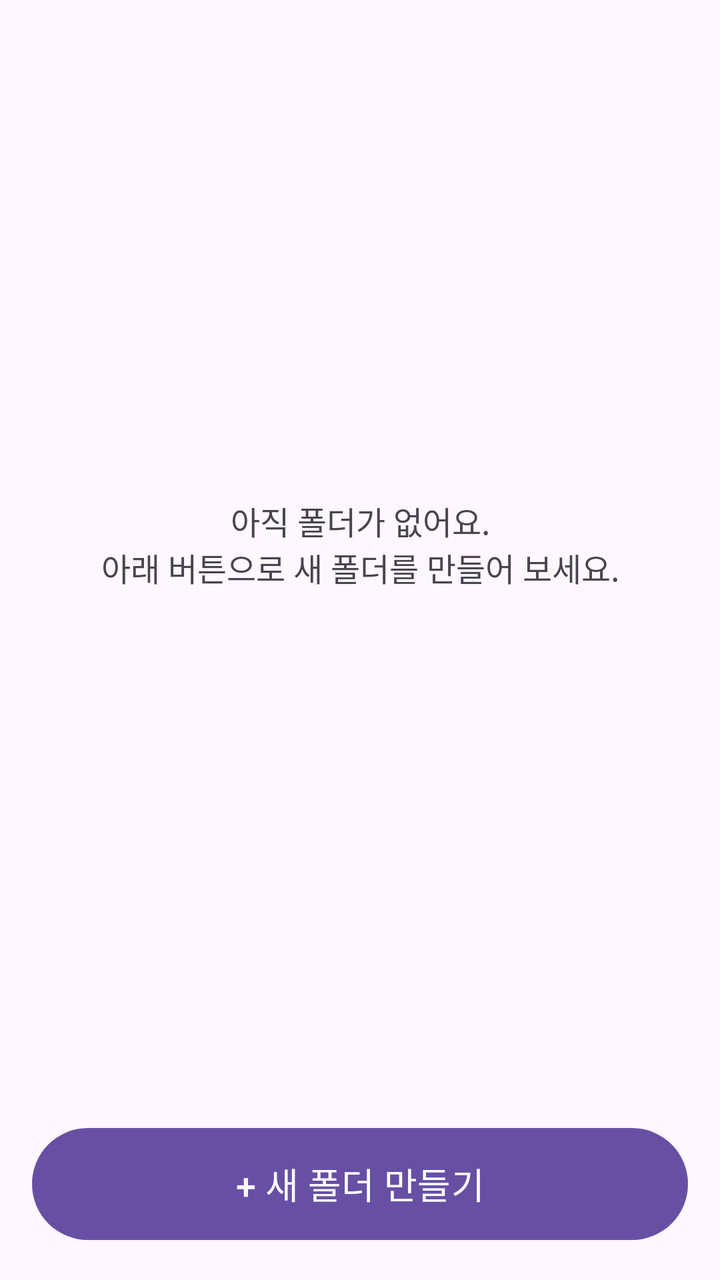
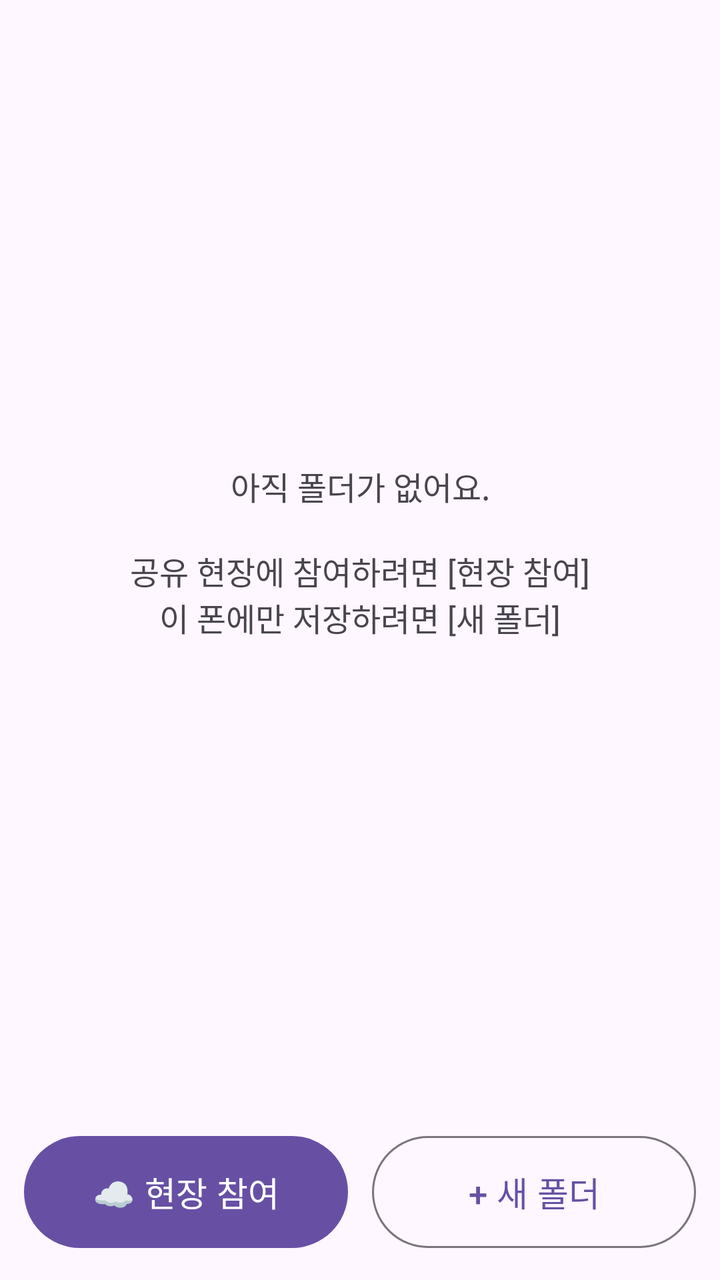

Two renders of the same Android screen: before a commit and after it. Below are the layout's source before the change and the commit's diff.
<!-- AndroidManifest.xml: application theme Theme.FolderCamera -->
<!-- res/layout/activity_main.xml -->
<?xml version="1.0" encoding="utf-8"?>
<LinearLayout xmlns:android="http://schemas.android.com/apk/res/android"
    android:layout_width="match_parent"
    android:layout_height="match_parent"
    android:orientation="vertical">

    <FrameLayout
        android:layout_width="match_parent"
        android:layout_height="0dp"
        android:layout_weight="1">

        <ListView
            android:id="@+id/folderList"
            android:layout_width="match_parent"
            android:layout_height="match_parent"
            android:dividerHeight="1dp" />

        <TextView
            android:id="@+id/emptyText"
            android:layout_width="match_parent"
            android:layout_height="match_parent"
            android:gravity="center"
            android:padding="32dp"
            android:text="아직 폴더가 없어요.\n아래 버튼으로 새 폴더를 만들어 보세요."
            android:textSize="16sp" />
    </FrameLayout>

    <com.google.android.material.button.MaterialButton
        android:id="@+id/addFolderButton"
        android:layout_width="match_parent"
        android:layout_height="wrap_content"
        android:layout_margin="16dp"
        android:minHeight="64dp"
        android:text="+ 새 폴더 만들기"
        android:textSize="18sp" />
</LinearLayout>
<!-- resources referenced by this layout -->
<resources>
  <style name="Theme.FolderCamera" parent="Theme.Material3.DayNight" />
</resources>

<!-- the commit's change to res/layout/activity_main.xml (unified diff, before → after) -->
@@ -21,16 +21,35 @@
             android:layout_height="match_parent"
             android:gravity="center"
             android:padding="32dp"
-            android:text="아직 폴더가 없어요.\n아래 버튼으로 새 폴더를 만들어 보세요."
+            android:text="아직 폴더가 없어요.\n\n공유 현장에 참여하려면 [현장 참여]\n이 폰에만 저장하려면 [새 폴더]"
             android:textSize="16sp" />
     </FrameLayout>
 
-    <com.google.android.material.button.MaterialButton
-        android:id="@+id/addFolderButton"
+    <LinearLayout
         android:layout_width="match_parent"
         android:layout_height="wrap_content"
-        android:layout_margin="16dp"
-        android:minHeight="64dp"
-        android:text="+ 새 폴더 만들기"
-        android:textSize="18sp" />
+        android:orientation="horizontal"
+        android:padding="12dp">
+
+        <com.google.android.material.button.MaterialButton
+            android:id="@+id/joinButton"
+            android:layout_width="0dp"
+            android:layout_height="wrap_content"
+            android:layout_marginEnd="6dp"
+            android:layout_weight="1"
+            android:minHeight="64dp"
+            android:text="☁ 현장 참여"
+            android:textSize="17sp" />
+
+        <com.google.android.material.button.MaterialButton
+            android:id="@+id/addFolderButton"
+            style="@style/Widget.Material3.Button.OutlinedButton"
+            android:layout_width="0dp"
+            android:layout_height="wrap_content"
+            android:layout_marginStart="6dp"
+            android:layout_weight="1"
+            android:minHeight="64dp"
+            android:text="+ 새 폴더"
+            android:textSize="17sp" />
+    </LinearLayout>
 </LinearLayout>
